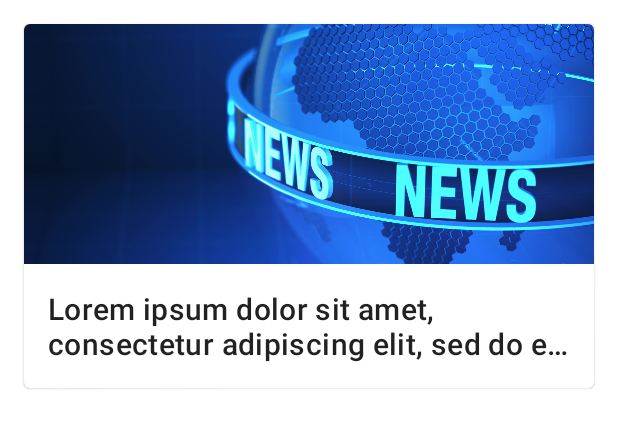
After one commit to ricardorsdev/Top-Headlines, an Android app: the layout headline_item_view.xml on its own in the app's theme, with its tools: preview values and no code run, on a phone screen of 412 x 824 dp. The commit adds this screen. Shown: the top 428 px of the screen. Run offline under Robolectric (Android 15) with nearby library versions, the phone set to English and light mode, and no system bars.

Commit message:
feat: implementing Headlines Adapter to show cards

```diff
--- a/app/src/main/java/com/example/topheadlines/repository/NewsRepositoryImpl.kt
+++ b/app/src/main/java/com/example/topheadlines/repository/NewsRepositoryImpl.kt
@@ -2,6 +2,7 @@ package com.example.topheadlines.repository
 
 import com.example.topheadlines.data.model.Article
 import com.example.topheadlines.data.remote.NewsService
+import kotlinx.coroutines.delay
 import kotlinx.coroutines.flow.Flow
 import kotlinx.coroutines.flow.flow
 import kotlinx.coroutines.flow.map
@@ -14,6 +15,7 @@ class NewsRepositoryImpl @Inject constructor(private val dataSource: NewsService
         // These should be removed later.
 
         return flow {
+            delay(3000)
             emit(dataSource.getHeadlines("bbc-news", "8972067dab374dbf86896893e0c2729a"))
         }.map {
             it.articles
--- a/app/src/main/java/com/example/topheadlines/utils/NetworkResult.kt
+++ b/app/src/main/java/com/example/topheadlines/utils/NetworkResult.kt
@@ -1,8 +1,8 @@
 package com.example.topheadlines.utils
 
 sealed class NetworkResult<T>(
-    data: T? = null,
-    message: String? = null
+    val data: T? = null,
+    val message: String? = null
 ) {
     class Loading<T>: NetworkResult<T>()
     class Success<T>(data: T): NetworkResult<T>(data = data)
--- a/app/src/main/res/layout/fragment_headlines.xml
+++ b/app/src/main/res/layout/fragment_headlines.xml
@@ -5,8 +5,11 @@
     xmlns:app="http://schemas.android.com/apk/res-auto">
 
     <androidx.recyclerview.widget.RecyclerView
+        android:id="@+id/rv_headlines"
         android:layout_width="0dp"
         android:layout_height="0dp"
+        android:orientation="vertical"
+        app:layoutManager="androidx.recyclerview.widget.LinearLayoutManager"
         app:layout_constraintTop_toTopOf="parent"
         app:layout_constraintBottom_toBottomOf="parent"
         app:layout_constraintStart_toStartOf="parent"
@@ -19,6 +22,7 @@
         style="@style/Widget.Material3.CircularProgressIndicator.Medium"
         android:indeterminate="true"
         android:visibility="gone"
+        android:backgroundTint="@color/design_default_color_primary"
         app:layout_constraintStart_toStartOf="parent"
         app:layout_constraintEnd_toEndOf="parent"
         app:layout_constraintTop_toTopOf="parent"
--- /dev/null
+++ b/app/src/main/res/layout/headline_item_view.xml
@@ -0,0 +1,36 @@
+<?xml version="1.0" encoding="utf-8"?>
+<com.google.android.material.card.MaterialCardView
+    xmlns:android="http://schemas.android.com/apk/res/android"
+    xmlns:tools="http://schemas.android.com/tools"
+    android:id="@+id/headline_card"
+    android:layout_width="match_parent"
+    android:layout_height="wrap_content"
+    android:layout_margin="@dimen/default_margin">
+
+    <LinearLayout
+        android:layout_width="match_parent"
+        android:layout_height="wrap_content"
+        android:orientation="vertical">
+
+        <ImageView
+            android:id="@+id/headline_image"
+            android:layout_width="match_parent"
+            android:layout_height="@dimen/image_height"
+            android:scaleType="centerCrop"
+            tools:srcCompat="@drawable/headline_placeholder"
+            tools:ignore="ContentDescription" />
+
+        <TextView
+            android:id="@+id/headline_title"
+            android:layout_width="wrap_content"
+            android:layout_height="wrap_content"
+            android:textAppearance="?attr/textAppearanceHeadline6"
+            android:maxLines="2"
+            android:ellipsize="end"
+            android:layout_margin="@dimen/default_margin"
+            tools:text="@string/text_sample"
+            />
+
+    </LinearLayout>
+
+</com.google.android.material.card.MaterialCardView>
--- /dev/null
+++ b/app/src/main/res/values/dimens.xml
@@ -0,0 +1,5 @@
+<?xml version="1.0" encoding="utf-8"?>
+<resources>
+    <dimen name="default_margin">16dp</dimen>
+    <dimen name="image_height">160dp</dimen>
+</resources>
--- a/app/src/main/res/values/strings.xml
+++ b/app/src/main/res/values/strings.xml
@@ -1,3 +1,4 @@
 <resources>
     <string name="app_name">Top Headlines</string>
+    <string name="text_sample">Lorem ipsum dolor sit amet, consectetur adipiscing elit, sed do eiusmod tempor incididunt ut labore et dolore magna aliqua. Ut enim ad minim veniam, quis nostrud exercitation ullamco laboris nisi ut aliquip ex ea commodo consequat. Duis aute irure dolor in reprehenderit in voluptate velit esse cillum dolore eu fugiat nulla pariatur. Excepteur sint occaecat cupidatat non proident, sunt in culpa qui officia deserunt mollit anim id est laborum.</string>
 </resources>
```
Also changed, not shown: app/build.gradle (+6 -2 lines), app/src/main/java/com/example/topheadlines/ui/view/HeadlinesAdapter.kt (added, +48 -0 lines), app/src/main/java/com/example/topheadlines/ui/view/HeadlinesFragment.kt (+23 -5 lines), app/src/main/res/drawable/headline_placeholder.jpeg (added).
